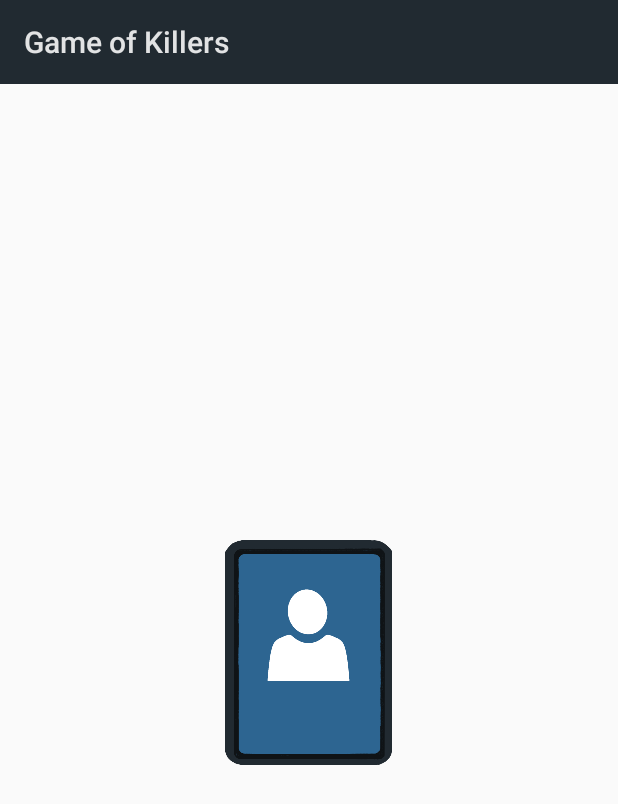
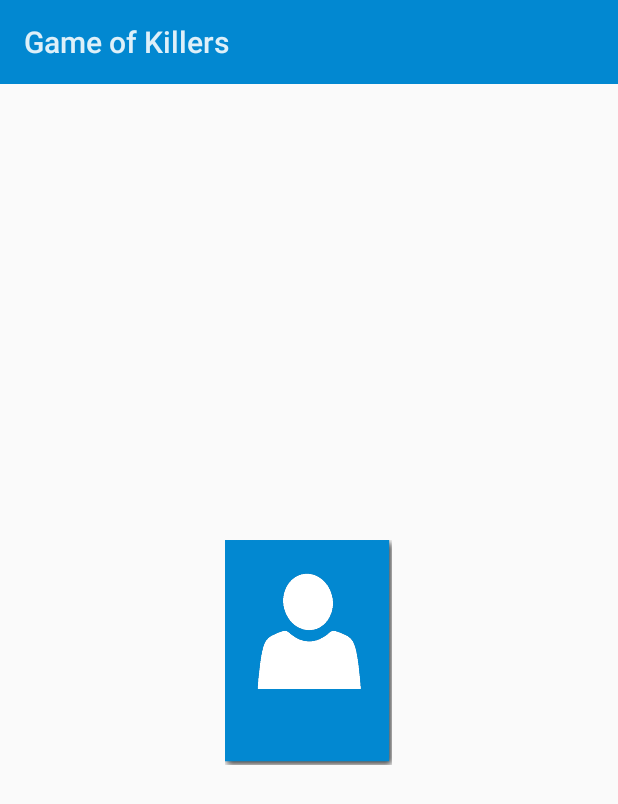
Before and after one commit to HazelChen/GameOfKillers, an Android app: the layout card.xml on its own in the app's theme, with its tools: preview values and no code run, on a phone screen of 412 x 824 dp. Shown: the top 804 px of the screen. Run offline under Robolectric (Android 15) with nearby library versions, the phone set to English and light mode, and no system bars.

Commit message:
More MD style.

```diff
--- a/Game of Killers/src/main/res/layout/card.xml
+++ b/Game of Killers/src/main/res/layout/card.xml
@@ -19,8 +19,8 @@
 
         <ImageView
                 android:id="@+id/card_imageview_header"
-                android:layout_width="70dp"
-                android:layout_height="70dp"
+                android:layout_width="80dp"
+                android:layout_height="80dp"
                 android:src="@drawable/defaultpic"/>
         <TextView
                 android:id="@+id/card_textview_name"
--- a/Game of Killers/src/main/res/values/color.xml
+++ b/Game of Killers/src/main/res/values/color.xml
@@ -1,5 +1,5 @@
 <?xml version="1.0" encoding="utf-8"?>
 <resources>
-    <color name="theme">#212a31</color>
+    <color name="theme">#0288d1</color>
 
 </resources>
```
Also changed, not shown: Game of Killers/src/main/res/drawable/card_background.png, Game of Killers/src/main/res/drawable/defaultpic.png.
